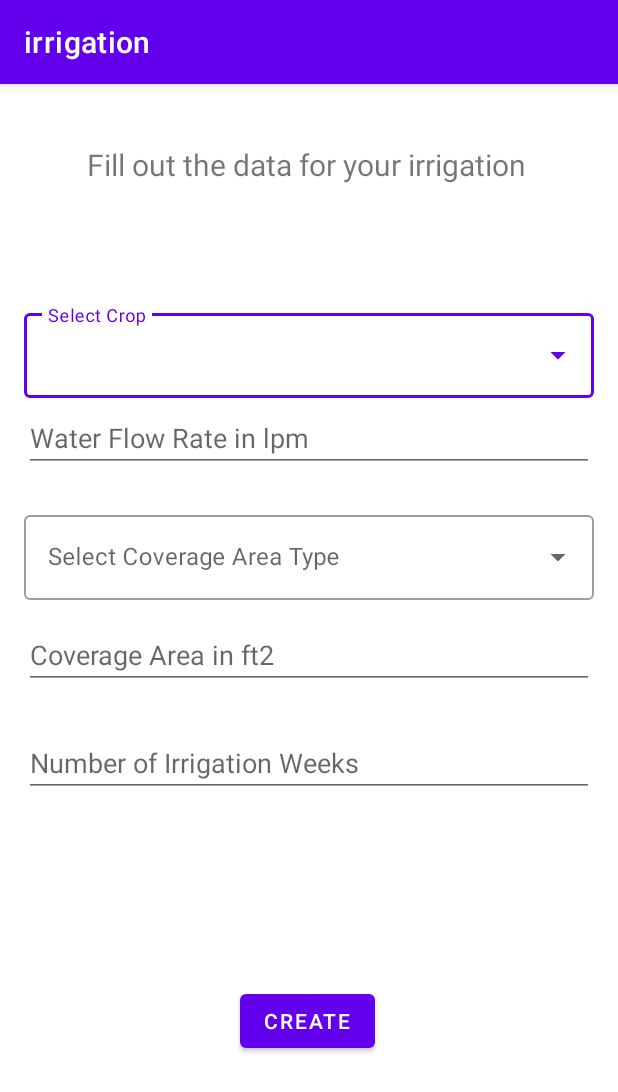
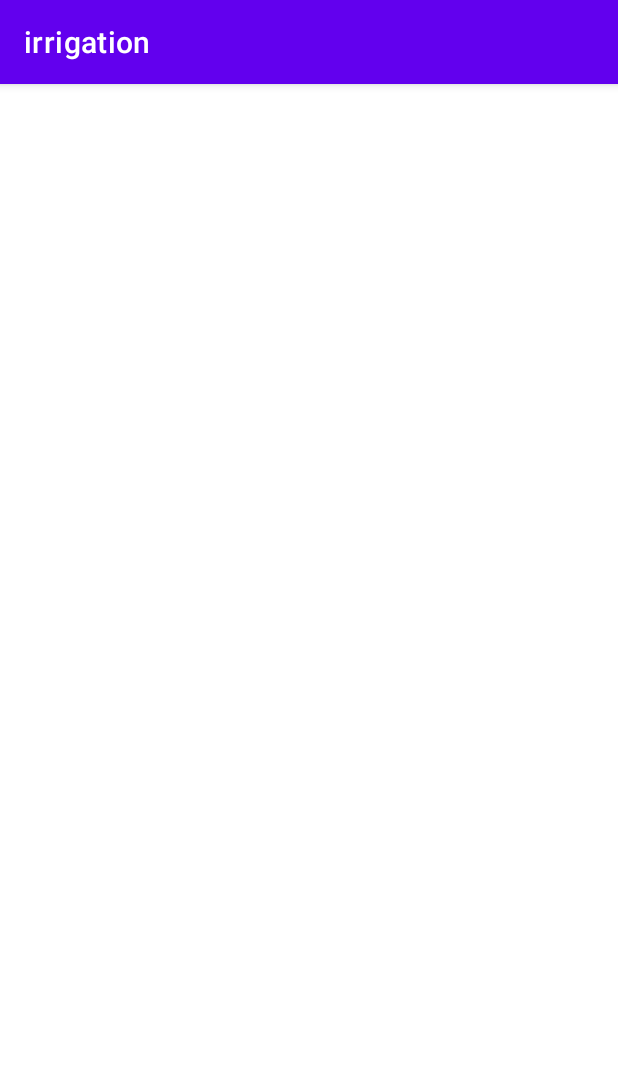
Before and after one commit to aniabtr/iot-project, an Android app: the screen it shows after launch (MainActivity before the commit, dashboard after it), on a phone screen of 412 x 824 dp. Shown: the top 1092 px of the screen. Run offline under Robolectric (Android 15) with nearby library versions, the light colour scheme and no system bars.

Commit message:
if no irrigation exists, then show form else go to dashboard

```diff
--- a/app/src/main/java/com/example/irrigation/MainActivity.java
+++ b/app/src/main/java/com/example/irrigation/MainActivity.java
@@ -2,6 +2,7 @@ package com.example.irrigation;
 
 import androidx.appcompat.app.AppCompatActivity;
 
+import android.content.Context;
 import android.content.Intent;
 import android.os.Bundle;
 import android.view.View;
@@ -12,26 +13,47 @@ import android.widget.Button;
 import android.widget.EditText;
 import android.widget.Toast;
 
+import java.io.BufferedReader;
+import java.io.FileInputStream;
+import java.io.FileOutputStream;
+import java.io.IOException;
+import java.io.InputStreamReader;
+import java.io.OutputStreamWriter;
+
 public class MainActivity extends AppCompatActivity {
 
+
+    private boolean isFileEmpty() {
+        try {
+            FileInputStream fis = openFileInput("irrigationinfo.txt");
+            InputStreamReader isr = new InputStreamReader(fis);
+            BufferedReader bufferedReader = new BufferedReader(isr);
+            String line = bufferedReader.readLine();
+            bufferedReader.close();
+            return line == null || line.isEmpty();
+        } catch (IOException e) {
+            e.printStackTrace();
+        }
+        return false;
+    }
     String [] crops = {"Potatoes", "Carrots", "Onions", "Peas"};
-    //String [] waterFlowRate = {"6", "8", "10"};
     String [] coverageAreaTypes = {"Rectangle", "L-Shape", "Maximum Coverage"};
     private Button create;
     private EditText waterFlow, coverageArea,weeks;
     AutoCompleteTextView autoCompleteTextViewCrops;
-    //AutoCompleteTextView autoCompleteTextViewWaterFlowRate;
     AutoCompleteTextView autoCompleteTextViewCoverageAreaType;
-
     ArrayAdapter<String> adapterCrops;
-    //ArrayAdapter<String> adapterWaterFlow;
     ArrayAdapter<String> adapterCoverageAreaType;
 
     @Override
     protected void onCreate(Bundle savedInstanceState) {
         super.onCreate(savedInstanceState);
+        // Check if the file is empty
+        boolean isFileEmpty = isFileEmpty();
+        boolean value= true;
+        if (isFileEmpty) {
+            // File is empty, log to MainActivity where there is the form to create a new irrigation
             setContentView(R.layout.activity_main);
-
             autoCompleteTextViewCrops = findViewById(R.id.dropdown_crop);
             adapterCrops = new ArrayAdapter<String>(this, R.layout.list_crops, crops);
 
@@ -44,19 +66,6 @@ public class MainActivity extends AppCompatActivity {
                     Toast.makeText(MainActivity.this, "Item: " + item, Toast.LENGTH_SHORT).show();
                 }
             });
-
-        //autoCompleteTextViewWaterFlowRate = findViewById(R.id.dropdown_waterFlow);
-        //adapterWaterFlow = new ArrayAdapter<String>(this, R.layout.list_waterflow, waterFlowRate);
-
-        //autoCompleteTextViewWaterFlowRate.setAdapter(adapterWaterFlow);
-
-        /*autoCompleteTextViewWaterFlowRate.setOnItemClickListener(new AdapterView.OnItemClickListener() {
-            @Override
-            public void onItemClick(AdapterView<?> adapterView, View view, int i, long l) {
-                String item = adapterView.getItemAtPosition(i).toString();
-                Toast.makeText(MainActivity.this, "Item: " + item, Toast.LENGTH_SHORT).show();
-            }
-        });*/
 
             autoCompleteTextViewCoverageAreaType = findViewById(R.id.dropdown_coverageAreaType);
             adapterCoverageAreaType = new ArrayAdapter<String>(this, R.layout.list_coverageareatype, coverageAreaTypes);
@@ -98,5 +107,16 @@ public class MainActivity extends AppCompatActivity {
                     startActivity(intent);
                 }
             } );
+
+
+
+        } else {
+            // File is not empty, open the dashboard related to that irrigation
+            Intent intent = new Intent(MainActivity.this, dashboard.class);
+            startActivity(intent);
+            finish(); // Finish MainActivity so the user can't go back to it
         }
     }
+
+
+    }
```
Lines whose indentation alone changed are shown as unchanged.
